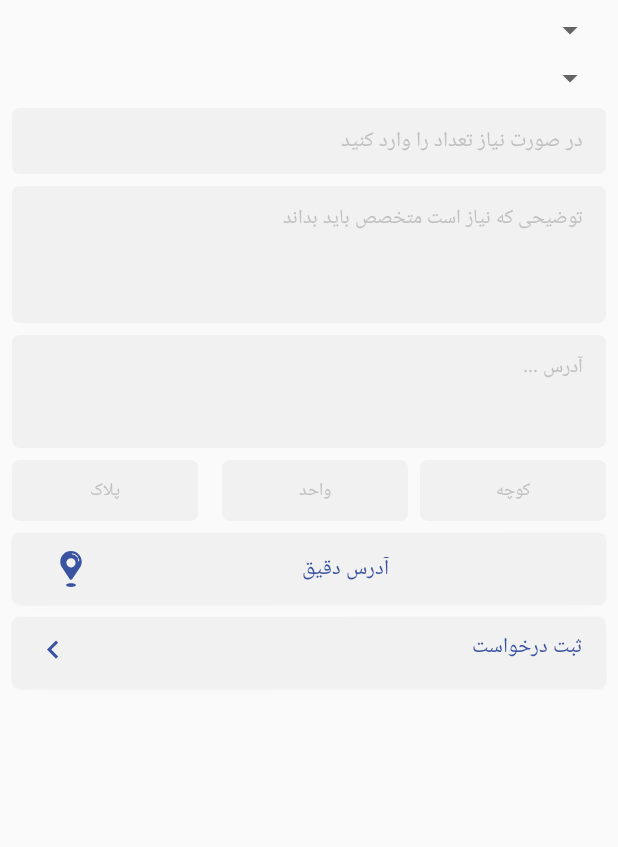
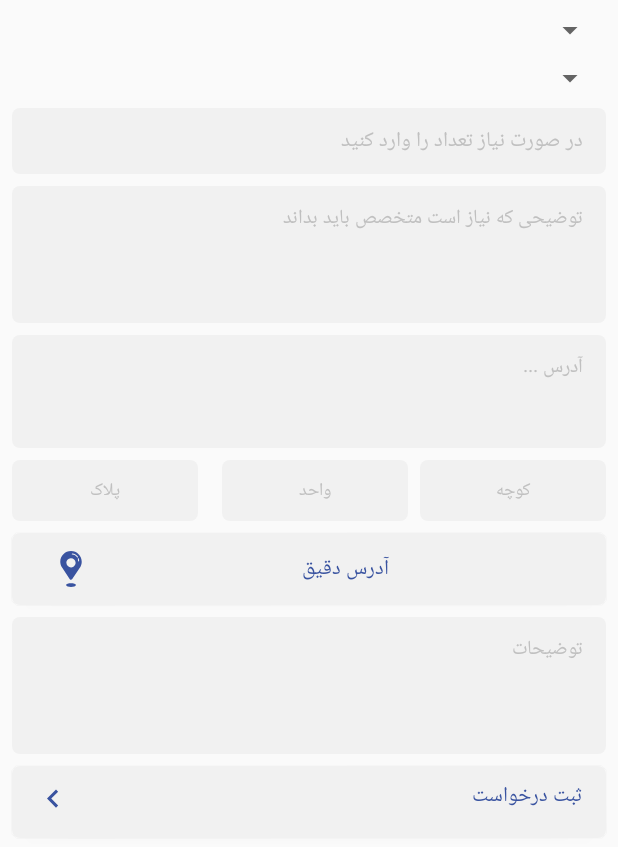
Before and after one commit to T3RON/FZM, an Android app: the layout activity_cooler.xml on its own in the app's theme, with its tools: preview values and no code run, on a phone screen of 412 x 824 dp. Shown: the top 847 px of the screen. Run offline under Robolectric (Android 15) with nearby library versions, the phone set to English and light mode, and no system bars; plain views replace RtlNavigationView.

Commit message:
Update
V 1.1

```diff
--- a/app/src/main/res/layout/activity_cooler.xml
+++ b/app/src/main/res/layout/activity_cooler.xml
@@ -1,12 +1,11 @@
 <?xml version="1.0" encoding="utf-8"?>
 <android.support.v4.widget.DrawerLayout xmlns:android="http://schemas.android.com/apk/res/android"
+    xmlns:tools="http://schemas.android.com/tools"
     android:layout_width="match_parent"
     android:layout_height="match_parent"
     xmlns:app="http://schemas.android.com/apk/res-auto"
     android:id="@+id/drawer_cooler">
-<ScrollView xmlns:android="http://schemas.android.com/apk/res/android"
-    xmlns:app="http://schemas.android.com/apk/res-auto"
-    xmlns:tools="http://schemas.android.com/tools"
+<ScrollView
     android:layout_width="match_parent"
     android:layout_height="match_parent"
     tools:context=".Services.Cooler">
@@ -210,6 +209,31 @@
             app:layout_constraintTop_toBottomOf="@+id/editText42"
             tools:ignore="RtlCompat" />
 
+
+        <EditText
+            android:id="@+id/editText95"
+            android:layout_width="0dp"
+            android:layout_height="wrap_content"
+            android:layout_marginStart="8dp"
+            android:layout_marginLeft="8dp"
+            android:layout_marginTop="8dp"
+            android:layout_marginEnd="8dp"
+            android:layout_marginRight="8dp"
+            android:background="@drawable/style_asansor_corner"
+            android:gravity="top"
+            android:hint="@string/Description"
+            android:inputType="textMultiLine"
+            android:minLines="4"
+            android:paddingStart="15dp"
+            android:paddingTop="10dp"
+            android:paddingEnd="15dp"
+            android:paddingBottom="10dp"
+            android:textColorHint="@color/color_hint"
+            android:textSize="13sp"
+            app:layout_constraintEnd_toEndOf="parent"
+            app:layout_constraintStart_toStartOf="parent"
+            app:layout_constraintTop_toBottomOf="@+id/button15" />
+
         <Button
             android:id="@+id/button16"
             android:layout_width="0dp"
@@ -223,18 +247,20 @@
             android:background="@drawable/style_asansor_corner"
             android:drawableStart="@drawable/ic_arrow_left_blue"
             android:gravity="right"
+            android:onClick="Go_To_Time"
+            android:paddingStart="15dp"
             android:paddingTop="@dimen/dimen_lvl2"
+            android:paddingEnd="15dp"
             android:paddingBottom="12dp"
-            android:paddingEnd="15dp"
-            android:paddingStart="15dp"
             android:text="@string/register"
             android:textColor="@color/colorPrimary"
             app:layout_constraintBottom_toBottomOf="parent"
-            android:onClick="Go_To_Time"
-            tools:ignore="RtlCompat"
             app:layout_constraintEnd_toEndOf="parent"
+            app:layout_constraintHorizontal_bias="0.0"
             app:layout_constraintStart_toStartOf="parent"
-            app:layout_constraintTop_toBottomOf="@+id/button15" />
+            app:layout_constraintTop_toBottomOf="@+id/editText95"
+            app:layout_constraintVertical_bias="1.0"
+            tools:ignore="RtlCompat" />
     </android.support.constraint.ConstraintLayout>
 </ScrollView>
 
--- a/app/src/main/res/layout/activity_profile.xml
+++ b/app/src/main/res/layout/activity_profile.xml
@@ -133,6 +133,7 @@
                 android:paddingTop="10dp"
                 android:paddingEnd="15dp"
                 android:paddingBottom="10dp"
+                android:textColor="@color/color_orange_profile"
                 android:textColorHint="@color/color_orange_profile"
                 android:textSize="14sp"
                 app:layout_constraintEnd_toEndOf="parent"
@@ -156,6 +157,7 @@
                 android:paddingTop="10dp"
                 android:paddingEnd="15dp"
                 android:paddingBottom="10dp"
+                android:textColor="@color/color_orange_profile"
                 android:textColorHint="@color/color_orange_profile"
                 android:textSize="14sp"
                 app:layout_constraintEnd_toEndOf="parent"
@@ -179,6 +181,7 @@
                 android:paddingTop="10dp"
                 android:paddingEnd="15dp"
                 android:paddingBottom="10dp"
+                android:textColor="@color/color_orange_profile"
                 android:textColorHint="@color/color_orange_profile"
                 android:textSize="14sp"
                 app:layout_constraintEnd_toEndOf="parent"
```
Also changed, not shown: app/src/main/res/layout/activity_generator.xml (+33 -8 lines), app/src/main/res/layout/activity_security.xml (+33 -8 lines), app/src/main/res/layout/activity_shutter__door.xml (+31 -8 lines), app/src/main/res/layout/activity_socket.xml (+37 -12 lines).
